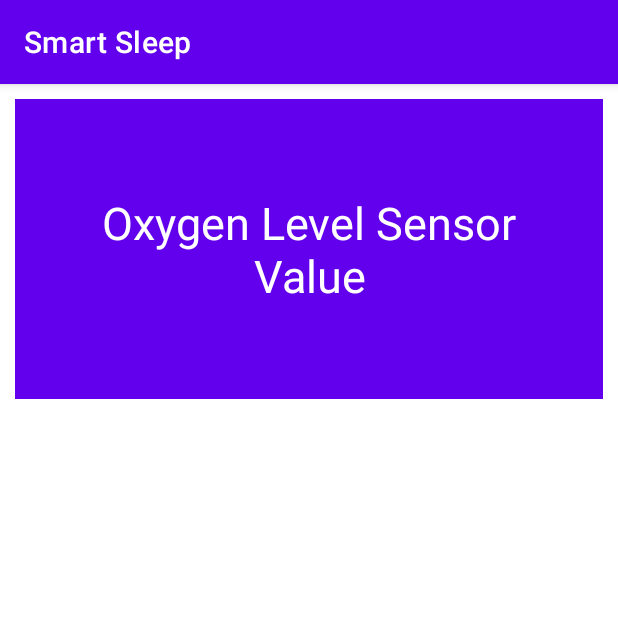
After one commit to alexspin99/SmartSleep, an Android app: the OxygenLevelsActivity screen opened directly, with no data from a screen before it, on a phone screen of 412 x 824 dp, the top half of it. The commit adds this screen. Run offline under Robolectric (Android 15) with nearby library versions, the phone set to English and light mode, and no system bars.

Commit message:
Implements activity_sensor.xml in different activities for the different sensors which can be pressed in activity_main.

```diff
--- /dev/null
+++ b/app/src/main/java/com/example/smartsleep/OxygenLevelsActivity.java
@@ -0,0 +1,22 @@
+package com.example.smartsleep;
+
+import android.os.Bundle;
+import android.widget.TextView;
+
+import androidx.appcompat.app.AppCompatActivity;
+
+public class OxygenLevelsActivity extends AppCompatActivity {
+
+
+    @Override
+    protected void onCreate(Bundle savedInstanceState){
+        super.onCreate(savedInstanceState);
+        setContentView(R.layout.activity_sensor);
+
+        TextView sensorValue = (TextView) findViewById(R.id.sensorValue);
+
+        //TODO: set text to real time sensor value
+        sensorValue.setText("Oxygen Level Sensor Value");
+
+    }
+}
--- a/app/src/main/res/layout/activity_main.xml
+++ b/app/src/main/res/layout/activity_main.xml
@@ -18,7 +18,7 @@
         android:text="@string/oxygen" />
 
     <TextView
-        android:id="@+id/colors"
+        android:id="@+id/motion"
         style="@style/sensorCard"
         android:text="@string/motion" />
 
--- /dev/null
+++ b/app/src/main/res/layout/activity_sensor.xml
@@ -0,0 +1,12 @@
+<?xml version="1.0" encoding="utf-8"?>
+<LinearLayout
+    xmlns:android="http://schemas.android.com/apk/res/android"
+    xmlns:tools="http://schemas.android.com/tools"
+    android:layout_width="match_parent"
+    android:layout_height="match_parent"
+    android:orientation="vertical">
+
+    <TextView
+        android:id="@+id/sensorValue"
+        style="@style/bigValueCard" />
+</LinearLayout>
--- a/app/src/main/res/values/styles.xml
+++ b/app/src/main/res/values/styles.xml
@@ -10,4 +10,15 @@
         <item name="android:background">?colorPrimary</item>
     </style>
 
+    <style name="bigValueCard" parent="TextAppearance.AppCompat">
+        <item name="android:textColor">#ffffff</item>
+        <item name="android:layout_height">200dp</item>
+        <item name="android:padding">20dp</item>
+        <item name="android:layout_margin">10dp</item>
+        <item name="android:textSize">30sp</item>
+        <item name="android:layout_width">match_parent</item>
+        <item name="android:background">?colorPrimary</item>
+        <item name="android:gravity">center</item>
+    </style>
+
 </resources>
```
Also changed, not shown: app/src/main/AndroidManifest.xml (+10 -0 lines), app/src/main/java/com/example/smartsleep/HeartRateActivity.java (added, +22 -0 lines), app/src/main/java/com/example/smartsleep/MainActivity.java (+44 -0 lines), app/src/main/java/com/example/smartsleep/MotionActivity.java (added, +22 -0 lines), app/src/main/java/com/example/smartsleep/SoundActivity.java (added, +22 -0 lines), app/src/main/java/com/example/smartsleep/TemperatureActivity.java (added, +22 -0 lines).
